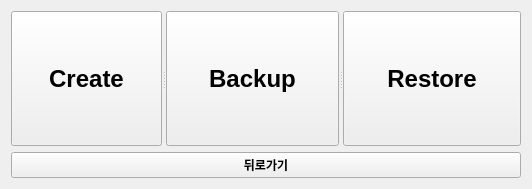
Before: the Qt Designer form ui/ddl_form.ui in gdabba-WORK/application_coffee, drawn with Qt 5.
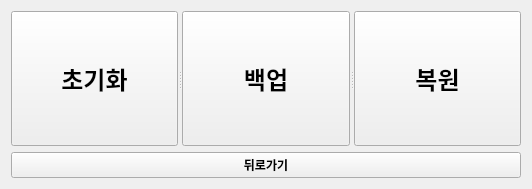
After: the same form once the commit is applied.

Commit message: ==ui package== ddl_form.py : GUI 텍스트 일부 수정

What changed in the file:
```diff
--- a/ui/ddl_form.ui
+++ b/ui/ddl_form.ui
@@ -28,7 +28,7 @@
        </font>
       </property>
       <property name="text">
-       <string>Create</string>
+       <string>초기화</string>
       </property>
      </widget>
      <widget class="QPushButton" name="btn_backup">
@@ -40,7 +40,7 @@
        </font>
       </property>
       <property name="text">
-       <string>Backup</string>
+       <string>백업</string>
       </property>
      </widget>
      <widget class="QPushButton" name="btn_restore">
@@ -52,7 +52,7 @@
        </font>
       </property>
       <property name="text">
-       <string>Restore</string>
+       <string>복원</string>
       </property>
      </widget>
     </widget>
```
The commit also changes 1 other file.
